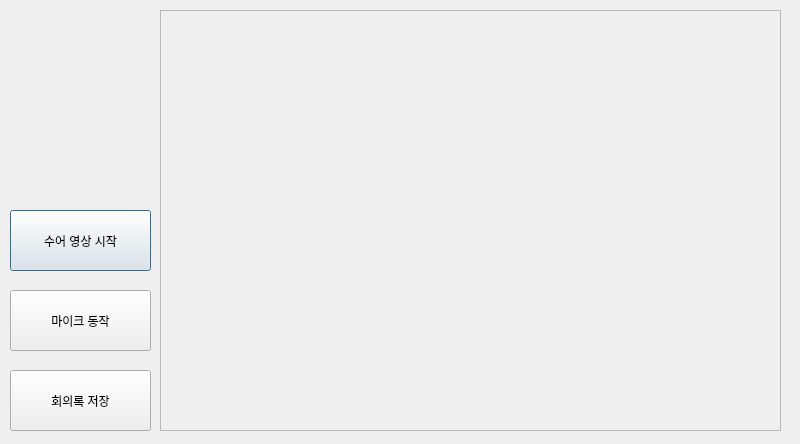
The window that CDE.ui (Sign-Recognition/Sign-Recognition) describes before a commit, drawn with Qt 5.
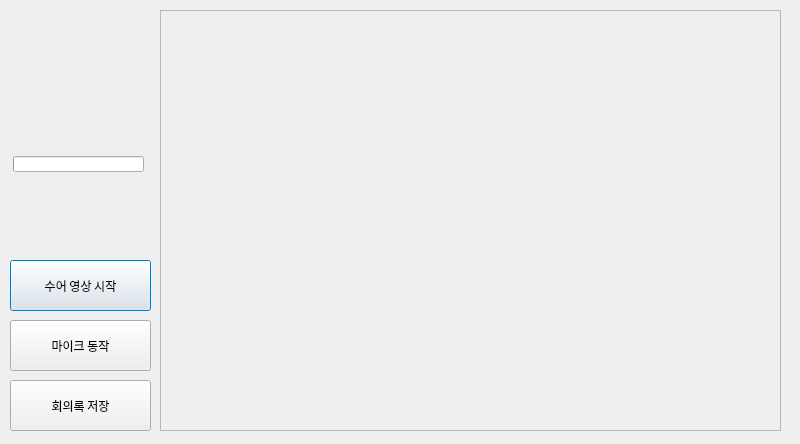
The same window after the commit.

Commit message: 프로그레스바 추가 및 단어 표시

What changed in the file:
```diff
--- a/CDE.ui
+++ b/CDE.ui
@@ -17,11 +17,16 @@
    <property name="geometry">
     <rect>
      <x>10</x>
-     <y>210</y>
+     <y>260</y>
      <width>141</width>
-     <height>61</height>
+     <height>51</height>
     </rect>
    </property>
+   <property name="font">
+    <font>
+     <family>a옛날사진관4</family>
+    </font>
+   </property>
    <property name="text">
     <string>수어 영상 시작</string>
    </property>
@@ -30,11 +35,16 @@
    <property name="geometry">
     <rect>
      <x>10</x>
-     <y>290</y>
+     <y>320</y>
      <width>141</width>
-     <height>61</height>
+     <height>51</height>
     </rect>
    </property>
+   <property name="font">
+    <font>
+     <family>a옛날사진관4</family>
+    </font>
+   </property>
    <property name="text">
     <string>마이크 동작</string>
    </property>
@@ -56,11 +66,16 @@
    <property name="geometry">
     <rect>
      <x>10</x>
-     <y>370</y>
+     <y>380</y>
      <width>141</width>
-     <height>61</height>
+     <height>51</height>
     </rect>
    </property>
+   <property name="font">
+    <font>
+     <family>a옛날사진관4</family>
+    </font>
+   </property>
    <property name="text">
     <string>회의록 저장</string>
    </property>
@@ -92,13 +107,14 @@
    <property name="geometry">
     <rect>
      <x>10</x>
-     <y>150</y>
+     <y>180</y>
      <width>141</width>
      <height>61</height>
     </rect>
    </property>
    <property name="font">
     <font>
+     <family>a옛날사진관4</family>
      <pointsize>20</pointsize>
     </font>
    </property>
@@ -130,6 +146,28 @@
     <set>Qt::AlignLeading|Qt::AlignLeft|Qt::AlignTop</set>
    </property>
   </widget>
+  <widget class="QProgressBar" name="probar">
+   <property name="geometry">
+    <rect>
+     <x>13</x>
+     <y>156</y>
+     <width>131</width>
+     <height>16</height>
+    </rect>
+   </property>
+   <property name="maximum">
+    <number>60</number>
+   </property>
+   <property name="value">
+    <number>0</number>
+   </property>
+   <property name="textVisible">
+    <bool>false</bool>
+   </property>
+   <property name="format">
+    <string>%p%</string>
+   </property>
+  </widget>
   <zorder>btn_1</zorder>
   <zorder>btn_2</zorder>
   <zorder>btn_3</zorder>
```
Left out of the diff: 4 changed lines with no effect on the pictures. The commit also changes 1 other file.
